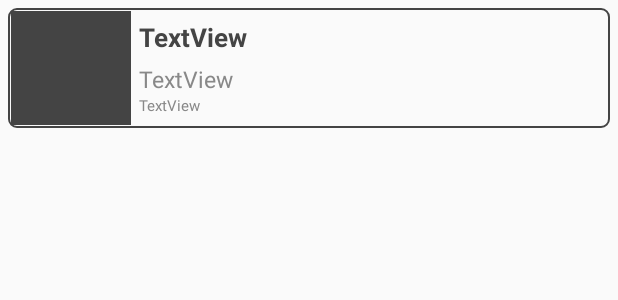
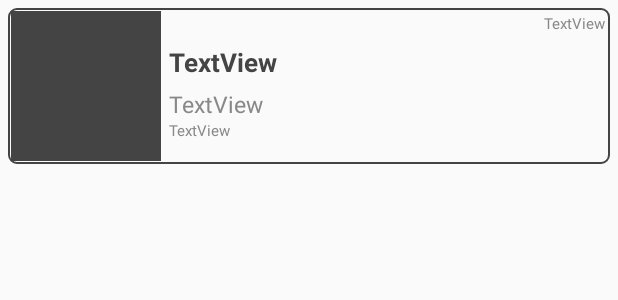
Before and after one commit to guth-jarkovsky-tomas/RSS-News-reader, an Android app: the layout inside_recycler_view.xml on its own in the app's theme, with its tools: preview values and no code run, on a phone screen of 412 x 824 dp. Shown: the top 300 px of the screen. Run offline under Robolectric (Android 15) with nearby library versions, the phone set to English and light mode, and no system bars.

Commit message:
Feed Item styling + clickable links

```diff
--- a/app/src/main/java/com/example/recyclerview/MainActivity.java
+++ b/app/src/main/java/com/example/recyclerview/MainActivity.java
@@ -42,7 +42,9 @@ public class MainActivity extends Activity {
         mAdapter = new MyAdapter(mArticleList);
         mRecyclerView.setAdapter(mAdapter);
 
+        startNetworkRequest("the-next-web");
         startNetworkRequest("techcrunch");
+        startNetworkRequest("al-jazeera-english");
 
     }
 
@@ -63,7 +65,6 @@ public class MainActivity extends Activity {
                 Log.e(TAG, "response error", t);
                 Toast.makeText(MainActivity.this, "chyba bracho", Toast.LENGTH_LONG).show();
             }
-
         });
 
     }
@@ -76,9 +77,8 @@ public class MainActivity extends Activity {
 
         for (int i = 0; i < articles.size(); i++) {
             articleNow = articles.get(i);
-            myDataset.add(new FeedItem(articleNow.getTitle(),articleNow.getDescription(),articleNow.getUrlToImage(),articleNow.getTitle()));
+            myDataset.add(new FeedItem(json.getSource(),articleNow.getTitle(),articleNow.getDescription(),articleNow.getUrlToImage(),articleNow.getURL()));
         }
-
         return myDataset;
     }
 }
--- a/app/src/main/java/com/example/recyclerview/RecyclerViewStuff/FeedItemViewHolder.java
+++ b/app/src/main/java/com/example/recyclerview/RecyclerViewStuff/FeedItemViewHolder.java
@@ -13,6 +13,7 @@ import com.example.recyclerview.R;
 
 class FeedItemViewHolder extends RecyclerView.ViewHolder {
     // each data item is just a string in this case
+    TextView txtview_src;
     TextView txtview_title;
     TextView txtview_desc;
     TextView txtview_url;
@@ -20,6 +21,7 @@ class FeedItemViewHolder extends RecyclerView.ViewHolder {
 
     FeedItemViewHolder(View v) {
         super(v);
+        txtview_src = (TextView) v.findViewById(R.id.txt_src);
         txtview_title = (TextView) v.findViewById(R.id.txt_title);
         txtview_desc = (TextView) v.findViewById(R.id.txt_description);
         txtview_url = (TextView) v.findViewById(R.id.txt_url);
--- a/app/src/main/java/com/example/recyclerview/RecyclerViewStuff/MyAdapter.java
+++ b/app/src/main/java/com/example/recyclerview/RecyclerViewStuff/MyAdapter.java
@@ -31,12 +31,12 @@ public class MyAdapter extends RecyclerView.Adapter<FeedItemViewHolder> {
         return vh;
     }
 
-    // Replace the contents of a view (invoked by the layout manager)
     @Override
     public void onBindViewHolder(FeedItemViewHolder holder, int position) {
         // - get element from your dataset at this position
         // - replace the contents of the view with that element
         FeedItem feedItem = mDataset.get(position);
+        holder.txtview_src.setText(feedItem.getSource());
         holder.txtview_title.setText(feedItem.getTitle());
         holder.txtview_desc.setText(feedItem.getDescription());
         holder.txtview_url.setText(feedItem.getURL());
@@ -46,7 +46,6 @@ public class MyAdapter extends RecyclerView.Adapter<FeedItemViewHolder> {
                 .into(holder.img_view);
     }
 
-    // Return the size of your dataset (invoked by the layout manager)
     @Override
     public int getItemCount() {
         return mDataset.size();
--- a/app/src/main/res/layout/activity_main.xml
+++ b/app/src/main/res/layout/activity_main.xml
@@ -9,7 +9,7 @@
         android:scrollbars="vertical"
         android:layout_width="match_parent"
         android:layout_height="match_parent"
-        android:layout_marginLeft="8dp"
-        android:layout_marginTop="8dp" />
+        android:layout_marginLeft="5dp"
+        android:layout_marginTop="5dp" />
 
 </FrameLayout>
--- a/app/src/main/res/layout/inside_recycler_view.xml
+++ b/app/src/main/res/layout/inside_recycler_view.xml
@@ -4,17 +4,16 @@
     xmlns:tools="http://schemas.android.com/tools"
     android:orientation="horizontal"
     android:layout_width="match_parent"
-    android:layout_height="80dp"
+    android:layout_height="wrap_content"
     android:layout_margin="5dp"
     android:background="@drawable/border"
     android:padding="2dp"
-
     >
 
     <ImageView
         android:id="@+id/img"
-        android:layout_width="80dp"
-        android:layout_height="80dp"
+        android:layout_width="100dp"
+        android:layout_height="wrap_content"
         android:adjustViewBounds="true"
         tools:src="@color/colorTitle"
          />
@@ -26,6 +25,17 @@
         android:layout_width="match_parent"
         android:layout_height="wrap_content"
         >
+        <TextView
+            android:id="@+id/txt_src"
+            android:layout_width="match_parent"
+            android:layout_height="wrap_content"
+            android:padding="1dp"
+            android:textAlignment="textEnd"
+            android:layout_gravity="end"
+            tools:text="TextView"
+            android:textSize="10sp"
+            android:textColor="@color/colorDescription"
+            />
 
         <TextView
             android:id="@+id/txt_title"
@@ -53,7 +63,8 @@
             android:layout_height="wrap_content"
             tools:text="TextView"
             android:textSize="10sp"
-            android:textColor="@color/colorDescription"/>
+            android:textColor="@color/colorDescription"
+            android:autoLink="web"/>
 
     </LinearLayout>
 
--- a/app/src/main/res/values/colors.xml
+++ b/app/src/main/res/values/colors.xml
@@ -4,5 +4,6 @@
     <color name="colorPrimaryDark">#303F9F</color>
     <color name="colorAccent">#FF4081</color>
     <color name="colorDescription">#888888</color>
+    <color name="colorURL">#3F51B5</color>
     <color name="colorTitle">#444444</color>
 </resources>
```
Also changed, not shown: app/src/main/java/com/example/recyclerview/Article.java (+4 -7 lines), app/src/main/java/com/example/recyclerview/RecyclerViewStuff/FeedItem.java (+8 -1 lines).
